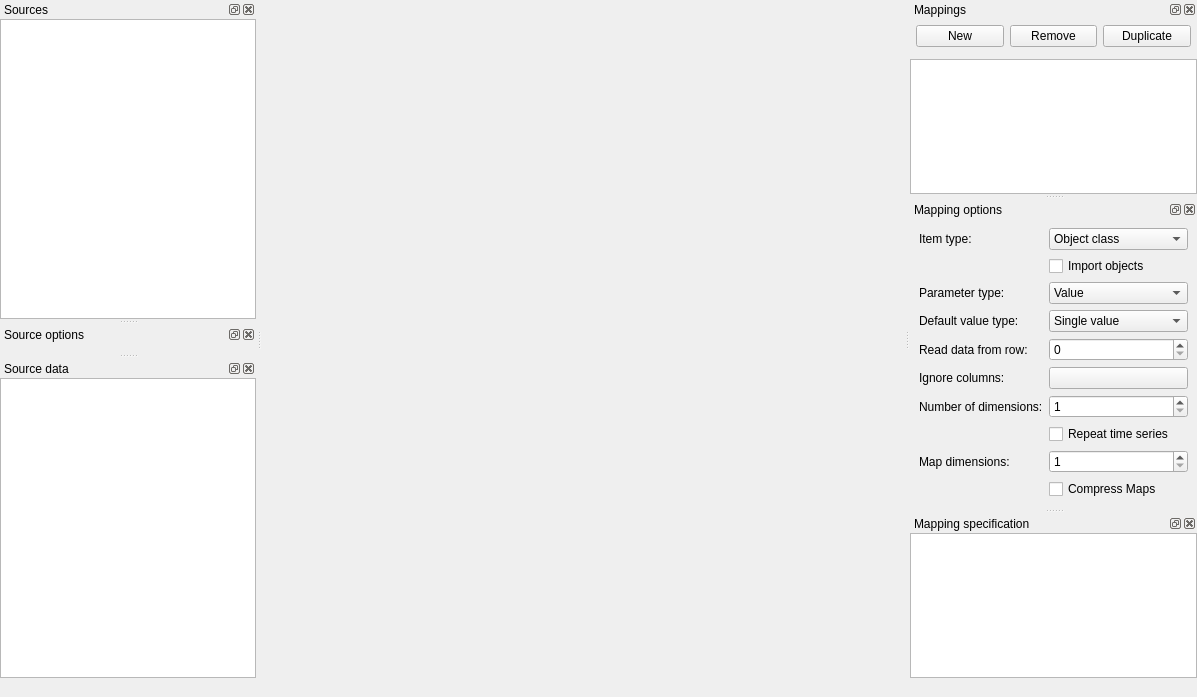
This is spine_items/importer/ui/import_editor_window.ui in spine-tools/spine-items as Qt 5 draws it before an edit. The edited form follows.
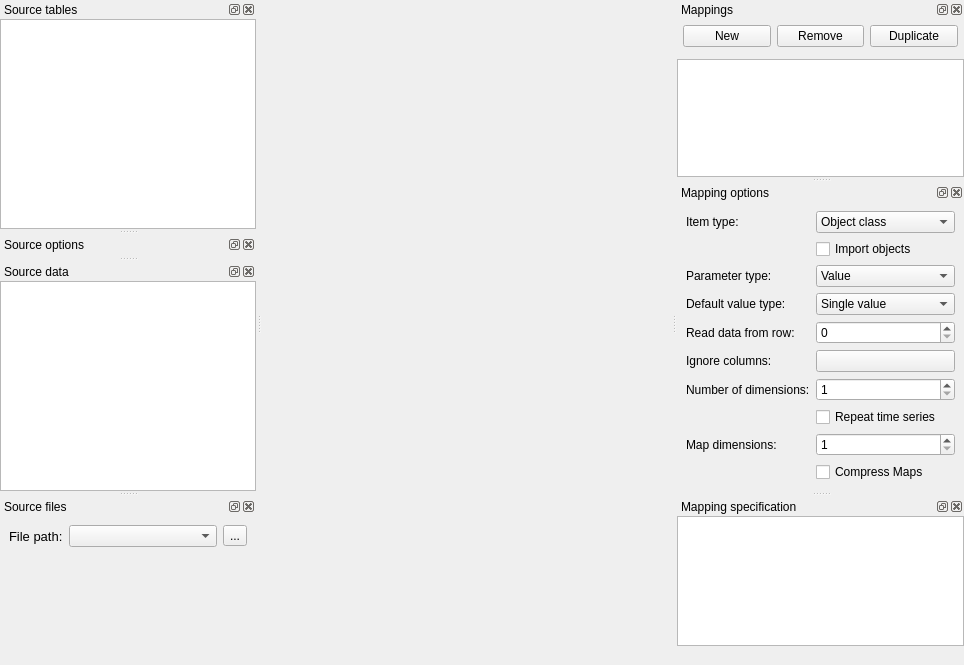
This is the edited form. Icons and pictures are not drawn. Custom widgets are drawn as their Qt base class.

Commit message:
Initial support for file-less mode in importer spec editor
Re Spine-project/Spine-Toolbox#1381

```diff
--- a/spine_items/importer/ui/import_editor_window.ui
+++ b/spine_items/importer/ui/import_editor_window.ui
@@ -18,8 +18,8 @@
    <rect>
     <x>0</x>
     <y>0</y>
-    <width>1197</width>
-    <height>697</height>
+    <width>964</width>
+    <height>665</height>
    </rect>
   </property>
   <property name="windowTitle">
@@ -36,7 +36,7 @@
   </widget>
   <widget class="QDockWidget" name="dockWidget_sources">
    <property name="windowTitle">
-    <string>Sources</string>
+    <string>Source tables</string>
    </property>
    <attribute name="dockWidgetArea">
     <number>1</number>
@@ -44,7 +44,7 @@
    <widget class="QWidget" name="dockWidgetContents">
     <layout class="QVBoxLayout" name="verticalLayout_2">
      <property name="spacing">
-      <number>0</number>
+      <number>3</number>
      </property>
      <property name="leftMargin">
       <number>0</number>
@@ -69,6 +69,9 @@
        <property name="textElideMode">
         <enum>Qt::ElideLeft</enum>
        </property>
+       <property name="indentation">
+        <number>0</number>
+       </property>
        <property name="rootIsDecorated">
         <bool>true</bool>
        </property>
@@ -564,6 +567,74 @@
     </layout>
    </widget>
   </widget>
+  <widget class="QDockWidget" name="dockWidget_source_files">
+   <property name="windowTitle">
+    <string>Source files</string>
+   </property>
+   <attribute name="dockWidgetArea">
+    <number>1</number>
+   </attribute>
+   <widget class="QWidget" name="dockWidgetContents_7">
+    <layout class="QVBoxLayout" name="verticalLayout">
+     <item>
+      <layout class="QHBoxLayout" name="horizontalLayout_2">
+       <item>
+        <widget class="QLabel" name="label">
+         <property name="font">
+          <font>
+           <pointsize>10</pointsize>
+          </font>
+         </property>
+         <property name="text">
+          <string>File path:</string>
+         </property>
+        </widget>
+       </item>
+       <item>
+        <widget class="ElidedCombobox" name="comboBox_source_file">
+         <property name="sizePolicy">
+          <sizepolicy hsizetype="Expanding" vsizetype="Fixed">
+           <horstretch>0</horstretch>
+           <verstretch>0</verstretch>
+          </sizepolicy>
+         </property>
+         <property name="sizeAdjustPolicy">
+          <enum>QComboBox::AdjustToMinimumContentsLength</enum>
+         </property>
+         <property name="minimumContentsLength">
+          <number>0</number>
+         </property>
+        </widget>
+       </item>
+       <item>
+        <widget class="QToolButton" name="toolButton_browse_source_file">
+         <property name="text">
+          <string>...</string>
+         </property>
+         <property name="icon">
+          <iconset resource="../../ui/resources/resources_icons.qrc">
+           <normaloff>:/icons/folder-open-solid.svg</normaloff>:/icons/folder-open-solid.svg</iconset>
+         </property>
+        </widget>
+       </item>
+      </layout>
+     </item>
+     <item>
+      <spacer name="verticalSpacer">
+       <property name="orientation">
+        <enum>Qt::Vertical</enum>
+       </property>
+       <property name="sizeHint" stdset="0">
+        <size>
+         <width>20</width>
+         <height>78</height>
+        </size>
+       </property>
+      </spacer>
+     </item>
+    </layout>
+   </widget>
+  </widget>
   <action name="export_mappings_action">
    <property name="enabled">
     <bool>false</bool>
@@ -605,6 +676,11 @@
    <extends>QTreeView</extends>
    <header>spine_items/importer/widgets/multi_checkable_tree_view.h</header>
   </customwidget>
+  <customwidget>
+   <class>ElidedCombobox</class>
+   <extends>QComboBox</extends>
+   <header>spinetoolbox/widgets/custom_combobox.h</header>
+  </customwidget>
  </customwidgets>
  <tabstops>
   <tabstop>source_data_table</tabstop>
```
Left out of the diff: 11 changed lines with no effect on the pictures. The commit also changes 10 other files.
